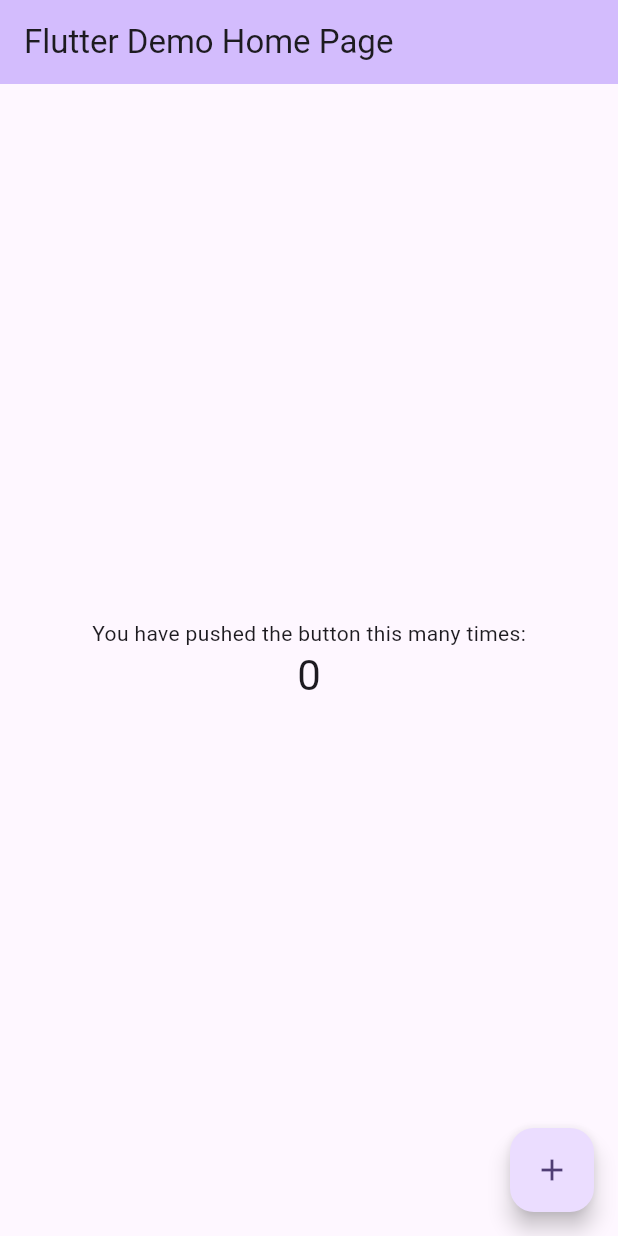
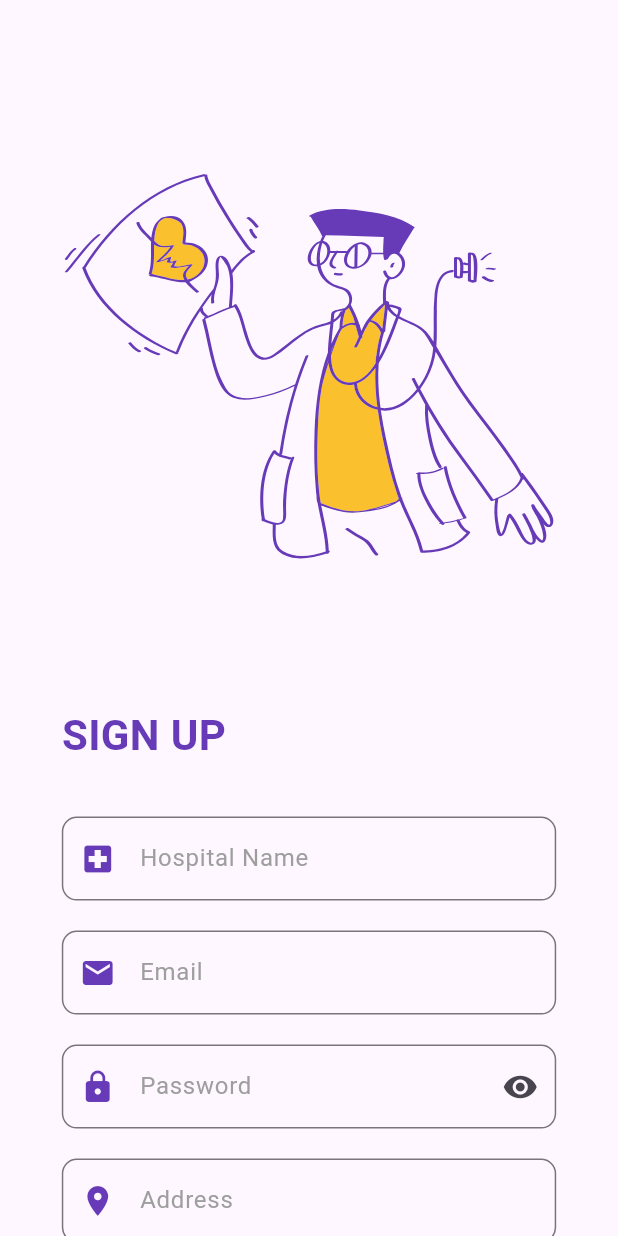
Before and after one commit to Project-Dronaid/newdronaidapp, a Flutter app: the screen it shows after launch, on a phone screen of 412 x 824 dp. Run offline on Flutter 3.47's test engine with Material 3 defaults, Android fonts, the phone set to English and light mode, and no system bars; our stand-ins replace firebase_core, flutter_svg, get; accounts and stored records are empty.

Commit message:
signup/signin

```diff
--- a/lib/main.dart
+++ b/lib/main.dart
@@ -1,69 +1,27 @@
 import 'package:flutter/material.dart';
+import 'package:get/get.dart';
+import 'screens/signUp/signUp.dart';
+import 'screens/login/login.dart';
+import 'utils/colors.dart'; // Import the colors.dart file
 
 void main() {
-  runApp(const MyApp());
+  runApp(MyApp());
 }
 
 class MyApp extends StatelessWidget {
-  const MyApp({super.key});
-
   @override
   Widget build(BuildContext context) {
-    return MaterialApp(
-      title: 'Flutter Demo',
+    return GetMaterialApp(
+      debugShowCheckedModeBanner: false,
+      title: 'DronAid App',
       theme: ThemeData(
-        colorScheme: ColorScheme.fromSeed(seedColor: Colors.deepPurple),
-        useMaterial3: true,
+        primarySwatch: deepPurple, // Use the custom deepPurple color
       ),
-      home: const MyHomePage(title: 'Flutter Demo Home Page'),
+      home: SignUpScreen(),
+      getPages: [
+        GetPage(name: '/login', page: () => LoginScreen()),
+        GetPage(name: '/signup', page: () => SignUpScreen()),
+      ],
     );
   }
 }
-
-class MyHomePage extends StatefulWidget {
-  const MyHomePage({super.key, required this.title});
-
-  final String title;
-
-  @override
-  State<MyHomePage> createState() => _MyHomePageState();
-}
-
-class _MyHomePageState extends State<MyHomePage> {
-  int _counter = 0;
-
-  void _incrementCounter() {
-    setState(() {
-      _counter++;
-    });
-  }
-
-  @override
-  Widget build(BuildContext context) {
-    return Scaffold(
-      appBar: AppBar(
-        backgroundColor: Theme.of(context).colorScheme.inversePrimary,
-        title: Text(widget.title),
-      ),
-      body: Center(
-        child: Column(
-          mainAxisAlignment: MainAxisAlignment.center,
-          children: <Widget>[
-            const Text(
-              'You have pushed the button this many times:',
-            ),
-            Text(
-              '$_counter',
-              style: Theme.of(context).textTheme.headlineMedium,
-            ),
-          ],
-        ),
-      ),
-      floatingActionButton: FloatingActionButton(
-        onPressed: _incrementCounter,
-        tooltip: 'Increment',
-        child: const Icon(Icons.add),
-      ),
-    );
-  }
-}
--- /dev/null
+++ b/lib/screens/signUp/signUp.dart
@@ -0,0 +1,120 @@
+import 'package:flutter/material.dart';
+import 'package:get/get.dart';
+import '../login/login.dart';
+import 'signup_controller.dart';
+import 'package:flutter_svg/flutter_svg.dart';
+import '../../utils/colors.dart';
+
+class SignUpScreen extends StatelessWidget {
+  final SignupController signupController = Get.put(SignupController());
+
+  @override
+  Widget build(BuildContext context) {
+    Size size = MediaQuery.of(context).size;
+    return Scaffold(
+      body: SingleChildScrollView(
+        child: Column(
+          crossAxisAlignment: CrossAxisAlignment.start, // Align items to the start
+          children: [
+            SizedBox(height: size.height * 0.05), // Adjusted the top padding
+            Center(
+              child: SvgPicture.asset(
+                'lib/assets/icons/signup.svg',
+                height: size.height * 0.5, // Increased the image height
+              ),
+            ),
+            SizedBox(height: size.height * 0.02), // Reduced space between image and form
+            Padding(
+              padding: EdgeInsets.symmetric(horizontal: size.width * 0.1),
+              child: Column(
+                crossAxisAlignment: CrossAxisAlignment.start, // Align text to the start
+                children: [
+                  Text(
+                    "SIGN UP",
+                    style: TextStyle(
+                      fontSize: 28,
+                      fontWeight: FontWeight.bold,
+                      color: deepPurple,
+                    ),
+                  ),
+                  SizedBox(height: size.height * 0.03),
+                  Form(
+                    child: Column(
+                      children: [
+                        _buildTextField(signupController.hospitalNameController, "Hospital Name", Icons.local_hospital),
+                        _buildTextField(signupController.emailController, "Email", Icons.email),
+                        Obx(() => _buildTextField(
+                            signupController.passwordController,
+                            "Password",
+                            Icons.lock,
+                            isPassword: true,
+                            obscureText: signupController.obscureText.value,
+                            toggleObscureText: () {
+                              signupController.obscureText.value = !signupController.obscureText.value;
+                            }
+                        )),
+                        _buildTextField(signupController.addressController, "Address", Icons.location_on),
+                        _buildTextField(signupController.phoneController, "Phone Number", Icons.phone),
+                      ],
+                    ),
+                  ),
+                ],
+              ),
+            ),
+            Padding(
+              padding: EdgeInsets.symmetric(horizontal: size.width * 0.1, vertical: size.height * 0.02),
+              child: Obx(() => ElevatedButton(
+                onPressed: signupController.isLoading.value ? null : () {
+                  signupController.signup();
+                },
+                child: signupController.isLoading.value
+                    ? CircularProgressIndicator(color: buttonTextColor)
+                    : Text("SIGN UP", style: TextStyle(fontSize: 18, color: buttonTextColor)),
+                style: ElevatedButton.styleFrom(
+                  backgroundColor: deepPurple,
+                  minimumSize: Size(size.width * 0.8, 50),
+                ),
+              )),
+            ),
+            Padding(
+              padding: EdgeInsets.symmetric(horizontal: size.width * 0.1, vertical: size.height * 0.02),
+              child: GestureDetector(
+                onTap: () {
+                  Get.to(() => LoginScreen()); // Use GetX to navigate to login screen
+                },
+                child: Center(
+                  child: Text(
+                    "Already has an account? LOGIN",
+                    style: TextStyle(color: deepPurple, fontSize: 16),
+                  ),
+                ),
+              ),
+            ),
+          ],
+        ),
+      ),
+    );
+  }
+
+  Widget _buildTextField(TextEditingController controller, String hintText, IconData icon, {bool isPassword = false, bool obscureText = false, Function? toggleObscureText}) {
+    return Padding(
+      padding: const EdgeInsets.symmetric(vertical: 10),
+      child: TextFormField(
+        controller: controller,
+        obscureText: obscureText,
+        decoration: InputDecoration(
+          prefixIcon: Icon(icon, color: deepPurple),
+          hintText: hintText,
+          hintStyle: TextStyle(color: hintTextColor),
+          suffixIcon: isPassword ? IconButton(
+            icon: Icon(obscureText ? Icons.visibility : Icons.visibility_off),
+            onPressed: () {
+              if (toggleObscureText != null) toggleObscureText();
+            },
+          ) : null,
+          border: OutlineInputBorder(borderRadius: BorderRadius.circular(10)),
+        ),
+      ),
+    );
+  }
+}
--- /dev/null
+++ b/lib/screens/signUp/signup_controller.dart
@@ -0,0 +1,18 @@
+import 'package:flutter/material.dart';
+import 'package:get/get.dart';
+
+class SignupController extends GetxController {
+  final hospitalNameController = TextEditingController();
+  final emailController = TextEditingController();
+  final passwordController = TextEditingController();
+  final addressController = TextEditingController();
+  final phoneController = TextEditingController();
+
+  var isLoading = false.obs;
+  var obscureText = true.obs;
+
+  void signup() {
+    isLoading.value = true;
+    isLoading.value = false;
+  }
+}
--- a/lib/utils/colors.dart
+++ b/lib/utils/colors.dart
@@ -4,3 +4,6 @@ const mobileBackgroundColor = Color.fromRGBO(0, 0, 0, 1);
 const blueColor = Color.fromRGBO(0, 149, 246, 1);
 const primaryColor = Colors.white;
 const secondaryColor = Colors.grey;
+const deepPurple = Colors.deepPurple;
+const buttonTextColor = Colors.white;
+const hintTextColor = Colors.grey;
```
Also changed, not shown: lib/screens/login/login.dart (added, +118 -0 lines), pubspec.yaml (+4 -3 lines), lib/assets/icons/login.svg (added), lib/assets/icons/signup.svg (added), pubspec.lock, 8 other files.
